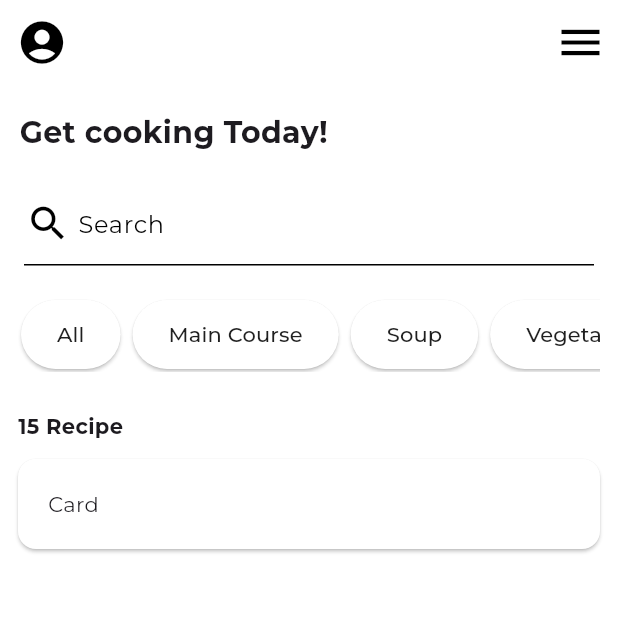
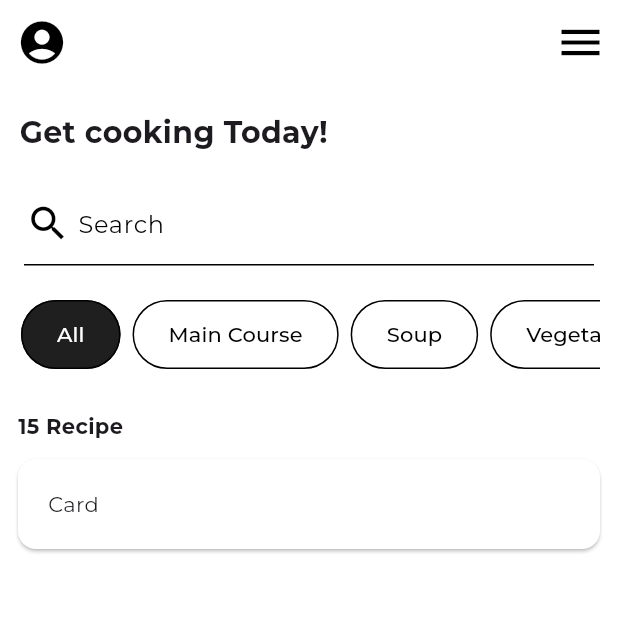
Before and after one commit to hamzahraihan/recipe_app_flutter, a Flutter app: the screen it shows after launch, after a tap on "All", on a phone screen of 412 x 824 dp, the top half of it. Run offline on Flutter 3.47's test engine with Material 3 defaults, Android fonts, the phone set to English and light mode, and no system bars; our stand-ins replace google_fonts; generated files the repository leaves out were written again.

Commit message:
refactor: button change color when active

```diff
--- a/lib/src/screens/main_screen.dart
+++ b/lib/src/screens/main_screen.dart
@@ -112,8 +112,15 @@ class _SearchInputState extends State<SearchInput> {
   }
 }
 
-class CategoriesRecipe extends StatelessWidget {
+class CategoriesRecipe extends StatefulWidget {
   const CategoriesRecipe({super.key});
+
+  @override
+  State<CategoriesRecipe> createState() => _CategoriesRecipeState();
+}
+
+class _CategoriesRecipeState extends State<CategoriesRecipe> {
+  int? activeButtonIndex = 0;
 
   @override
   Widget build(BuildContext context) {
@@ -125,18 +132,41 @@ class CategoriesRecipe extends StatelessWidget {
           scrollDirection: Axis.horizontal,
           padding: const EdgeInsets.all(2),
           children: [
-            ElevatedButton(onPressed: () {}, child: Text('All')),
+            _button(0, 'All'),
             SizedBox(width: 8),
-            ElevatedButton(onPressed: () {}, child: Text('Main Course')),
+            _button(1, 'Main Course'),
             SizedBox(width: 8),
-            ElevatedButton(onPressed: () {}, child: Text('Soup')),
+            _button(2, 'Soup'),
             SizedBox(width: 8),
-            ElevatedButton(onPressed: () {}, child: Text('Vegetables')),
+            _button(3, 'Vegetables'),
             SizedBox(width: 8),
-            ElevatedButton(onPressed: () {}, child: Text('Drink')),
+            _button(4, 'Drink'),
             SizedBox(width: 8),
-            ElevatedButton(onPressed: () {}, child: Text('Meat')),
+            _button(5, 'Meat'),
           ],
         ));
   }
+
+  Widget _button(int index, String label) {
+    final theme = Theme.of(context);
+    final activeColor = theme.colorScheme.primary; // Color for active button
+    final inactiveColor =
+        theme.colorScheme.surface; // Background for inactive button
+    final activeTextColor =
+        theme.colorScheme.onPrimary; // Text color on active button
+    final inactiveTextColor =
+        theme.colorScheme.onSurface; // Text color on inactive button
+
+    final bool isActive = activeButtonIndex == index;
+    return OutlinedButton(
+        style: OutlinedButton.styleFrom(
+            backgroundColor: isActive ? activeColor : inactiveColor,
+            foregroundColor: isActive ? activeTextColor : inactiveTextColor),
+        onPressed: () {
+          setState(() {
+            activeButtonIndex = index;
+          });
+        },
+        child: Text(label));
+  }
 }
```
